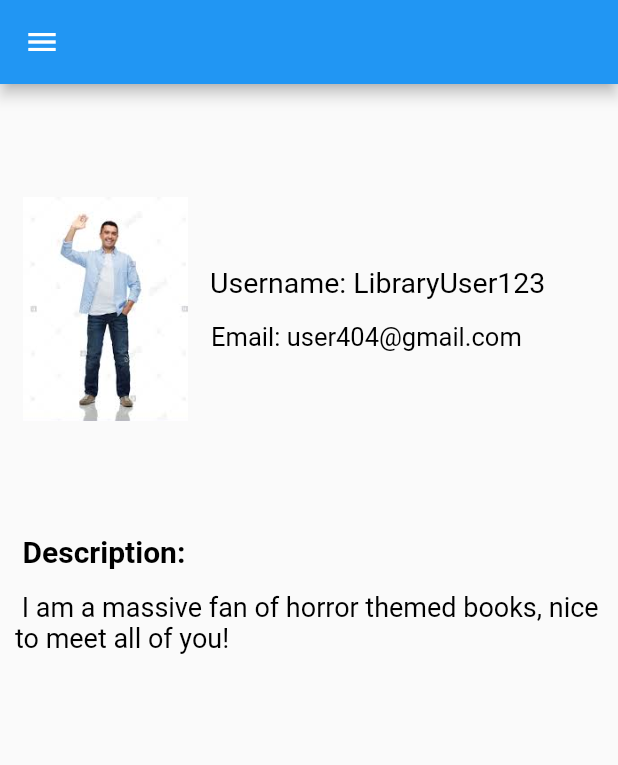
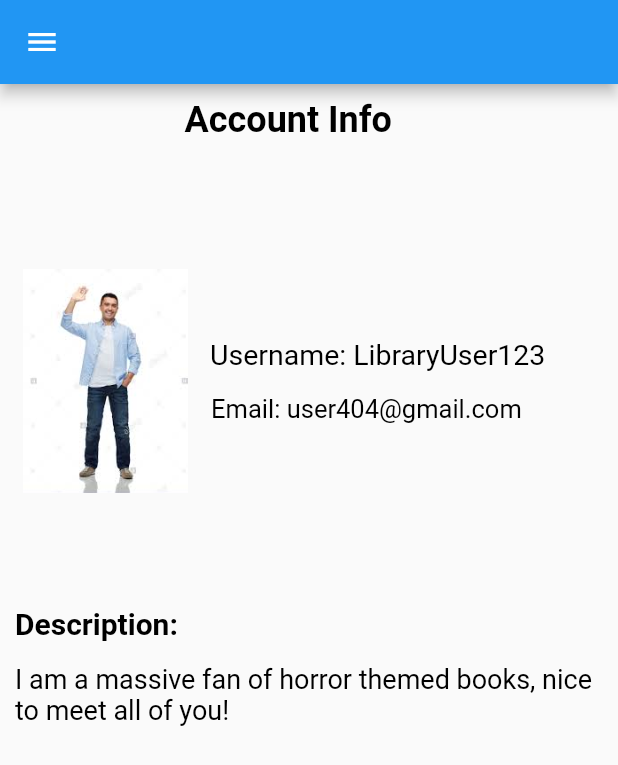
Before and after one commit to CSC-642-LibraryApp/Library_App, a Flutter app: the accountInfoPage screen opened directly, on a phone screen of 412 x 824 dp. Shown: the top 765 px of the screen. Run offline on Flutter 3.47's test engine with Material 2 defaults, Android fonts, the phone set to English and light mode, and no system bars.

Commit message:
Updated pages to look slightly better

```diff
--- a/library_app/lib/accountinfo.dart
+++ b/library_app/lib/accountinfo.dart
@@ -14,10 +14,6 @@ class Books {
 
 class accountInfoPage extends StatelessWidget {
   @override
-  List<Books> books = [
-    Books(name: "Book 1", author: "Author 1"),
-    Books(name: "Book 2", author: "Author 2"),
-  ];
 
   Widget build(BuildContext context) {
     return Scaffold(
@@ -26,7 +22,16 @@ class accountInfoPage extends StatelessWidget {
         body: Container(
           child: Column(
             crossAxisAlignment: CrossAxisAlignment.start,
-            children: <Widget>[
+            children: [
+            Padding(
+              padding: const EdgeInsets.only(top: 10, bottom: 10, left: 123),
+              child: Text('Account Info',
+                  textAlign: TextAlign.center,
+                  style: TextStyle(
+                      color: Colors.black,
+                      fontSize: 24,
+                      fontWeight: FontWeight.bold)),
+            ),
               Row(
                 children: <Widget>[
                   Padding(
@@ -52,7 +57,7 @@ class accountInfoPage extends StatelessWidget {
                 ],
               ),
               Padding(
-                  padding: const EdgeInsets.only(top: 15, left: 15),
+                  padding: const EdgeInsets.only(top: 15, left: 10),
                   child: Text('Description:',
                       style: TextStyle(
                           color: Colors.black,
@@ -61,7 +66,7 @@ class accountInfoPage extends StatelessWidget {
               Padding(
                   padding: const EdgeInsets.only(top: 15, left: 10),
                   child: Text(
-                      ' I am a massive fan of horror themed books, nice to meet all of you!',
+                      'I am a massive fan of horror themed books, nice to meet all of you!',
                       style: TextStyle(color: Colors.black, fontSize: 18))),
             ],
           ),
--- a/library_app/lib/main.dart
+++ b/library_app/lib/main.dart
@@ -9,7 +9,7 @@ import 'package:library_app/wishlist.dart';
 void main() {
   runApp(MaterialApp(
     debugShowCheckedModeBanner: false,
-    home: accountInfoPage(),
+    home: wishListPage(),
   ));
 }
 
--- a/library_app/lib/wishlist.dart
+++ b/library_app/lib/wishlist.dart
@@ -34,7 +34,7 @@ class wishListPageState extends State<wishListPage> {
           children: [
             Padding(
               padding: const EdgeInsets.only(top: 10, bottom: 10),
-              child: Text('Wishlist books: ',
+              child: Text('Wishlist books',
                   textAlign: TextAlign.center,
                   style: TextStyle(
                       color: Colors.black,
```
